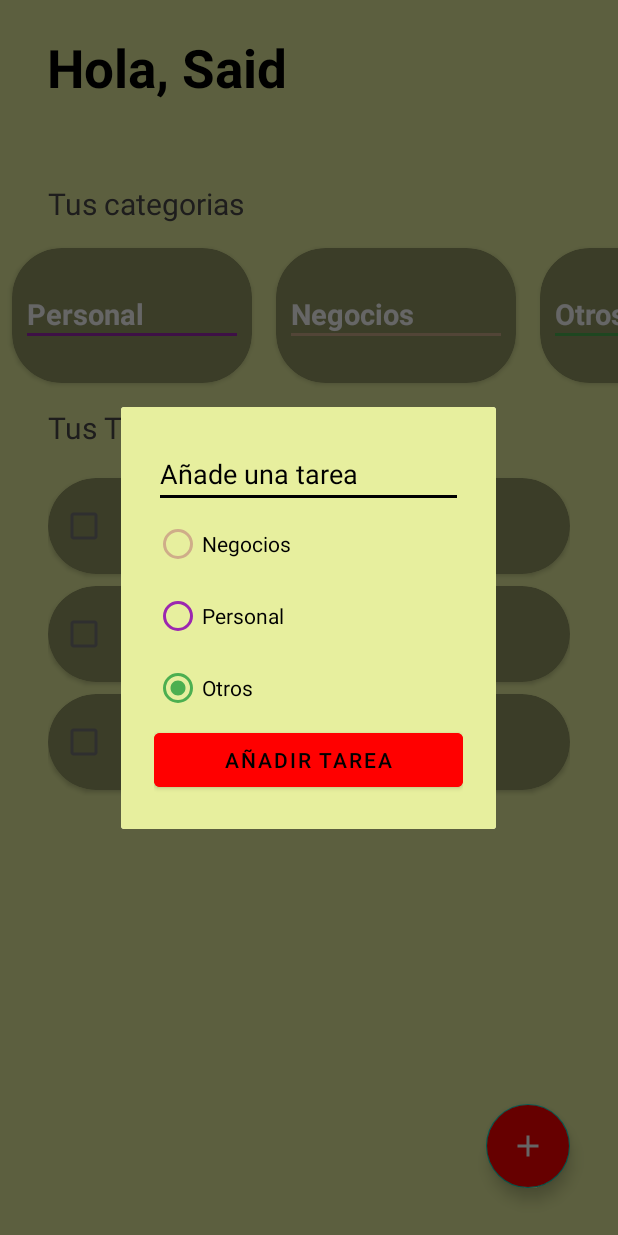
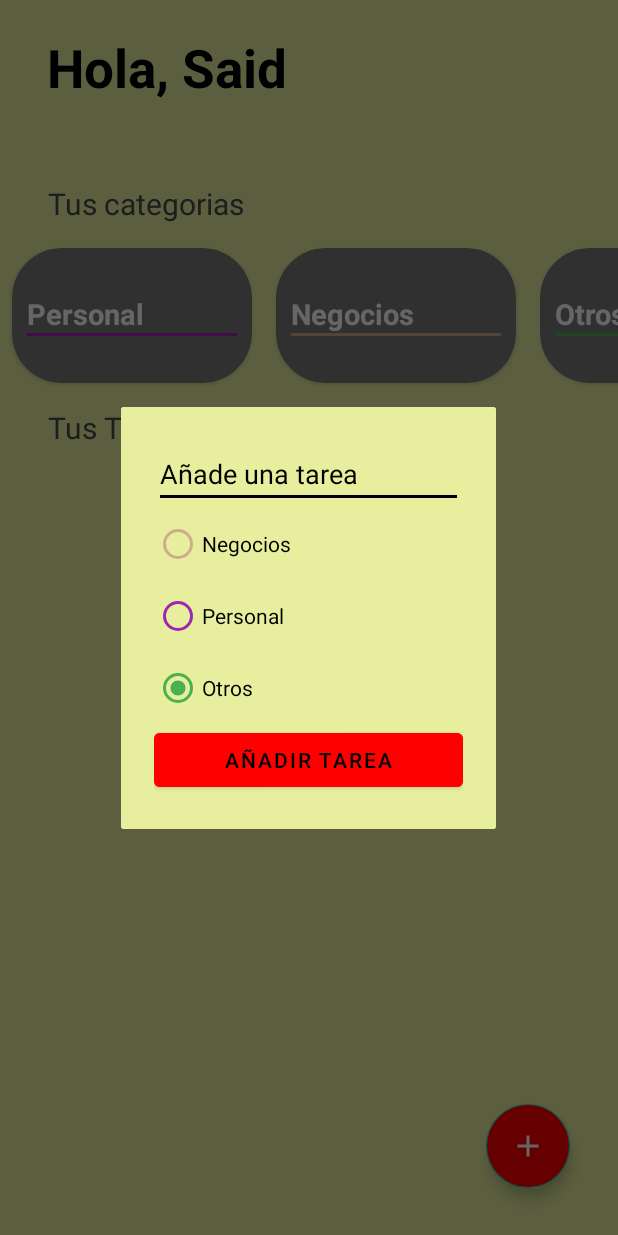
Before and after one commit to s4idl/learningBasicsKot, an Android app built with Jetpack Compose: the TodoActivity screen opened directly, with no data from a screen before it, after a tap on an icon or button, on a phone screen of 412 x 824 dp. Run offline under Robolectric (Android 15) with nearby library versions, the phone set to English and light mode, and no system bars; 3 other taps on this screen came first.

Commit message:
first part

```diff
--- a/app/src/main/java/com/s4id/learningbasics/todoapp/CategoriesAdapter.kt
+++ b/app/src/main/java/com/s4id/learningbasics/todoapp/CategoriesAdapter.kt
@@ -5,7 +5,7 @@ import android.view.ViewGroup
 import androidx.recyclerview.widget.RecyclerView
 import com.s4id.learningbasics.R
 
-class CategoriesAdapter(private val categories:List<TaskCategory>) : RecyclerView.Adapter<CategoriesViewHolder>() {
+class CategoriesAdapter(private val categories:List<TaskCategory>, private val onItemSelected:(Int) -> Unit) : RecyclerView.Adapter<CategoriesViewHolder>() {
     override fun onCreateViewHolder(parent: ViewGroup, viewType: Int): CategoriesViewHolder {
         val view = LayoutInflater.from(parent.context).inflate(R.layout.item_task_categorie, parent, false)
         return CategoriesViewHolder(view)
@@ -15,6 +15,6 @@ class CategoriesAdapter(private val categories:List<TaskCategory>) : RecyclerVie
 
 
     override fun onBindViewHolder(holder: CategoriesViewHolder, position: Int) {
-        holder.render(categories[position])
+        holder.render(categories[position], onItemSelected)
     }
 }
--- a/app/src/main/java/com/s4id/learningbasics/todoapp/CategoriesViewHolder.kt
+++ b/app/src/main/java/com/s4id/learningbasics/todoapp/CategoriesViewHolder.kt
@@ -2,6 +2,7 @@ package com.s4id.learningbasics.todoapp
 
 import android.view.View
 import android.widget.TextView
+import androidx.cardview.widget.CardView
 import androidx.core.content.ContextCompat
 import androidx.recyclerview.widget.RecyclerView
 import com.s4id.learningbasics.R
@@ -10,8 +11,19 @@ class CategoriesViewHolder(view: View) : RecyclerView.ViewHolder(view) {
 
     private val tvCategoryName: TextView = view.findViewById(R.id.tvCategorieName)
     private val divider: View = view.findViewById(R.id.divider)
+    private val viewContainer: CardView = view.findViewById((R.id.viewContainer))
 
-    fun render(taskCategory: TaskCategory){
+    fun render(taskCategory: TaskCategory, onItemSelected: (Int) -> Unit){
+
+        val color = if(taskCategory.isSelected){
+            R.color.todo_background_card
+        }else{
+            R.color.todo_background_disabled
+        }
+
+        viewContainer.setCardBackgroundColor(ContextCompat.getColor(viewContainer.context, color))
+
+        itemView.setOnClickListener{onItemSelected(layoutPosition)}
         when (taskCategory){
             TaskCategory.Bussines -> {
                 tvCategoryName.text = "Negocios"
--- a/app/src/main/java/com/s4id/learningbasics/todoapp/TaskCategory.kt
+++ b/app/src/main/java/com/s4id/learningbasics/todoapp/TaskCategory.kt
@@ -1,6 +1,6 @@
 package com.s4id.learningbasics.todoapp
 
-sealed class TaskCategory {
+sealed class TaskCategory(var isSelected:Boolean = true) {
     object Personal: TaskCategory()
     object Bussines: TaskCategory()
     object Other: TaskCategory()
--- a/app/src/main/java/com/s4id/learningbasics/todoapp/TasksAdapter.kt
+++ b/app/src/main/java/com/s4id/learningbasics/todoapp/TasksAdapter.kt
@@ -5,15 +5,16 @@ import android.view.ViewGroup
 import androidx.recyclerview.widget.RecyclerView
 import com.s4id.learningbasics.R
 
-class TasksAdapter(private val tasks:List<Task>) : RecyclerView.Adapter<TasksViewHolder>() {
+class TasksAdapter(var tasks:List<Task>, private val onTaskSelected:(Int)-> Unit) : RecyclerView.Adapter<TasksViewHolder>() {
     override fun onCreateViewHolder(parent: ViewGroup, viewType: Int): TasksViewHolder {
         val view = LayoutInflater.from(parent.context).inflate(R.layout.item_todo_task, parent, false)
         return TasksViewHolder(view)
     }
 
-    override fun getItemCount() = tasks.size
-
     override fun onBindViewHolder(holder: TasksViewHolder, position: Int) {
         holder.render(tasks[position])
+        holder.itemView.setOnClickListener { onTaskSelected(position) }
     }
+
+    override fun getItemCount() = tasks.size
 }
--- a/app/src/main/java/com/s4id/learningbasics/todoapp/TasksViewHolder.kt
+++ b/app/src/main/java/com/s4id/learningbasics/todoapp/TasksViewHolder.kt
@@ -1,9 +1,12 @@
 package com.s4id.learningbasics.todoapp
 
+import android.content.res.ColorStateList
+import android.graphics.Paint
 import android.view.View
 import android.widget.CheckBox
 import android.widget.Checkable
 import android.widget.TextView
+import androidx.core.content.ContextCompat
 import androidx.recyclerview.widget.RecyclerView
 import com.s4id.learningbasics.R
 
@@ -14,6 +17,22 @@ class TasksViewHolder (view: View) : RecyclerView.ViewHolder(view) {
     private val cbTask: CheckBox = view.findViewById(R.id.cbTask)
 
     fun render(task: Task){
+        if(task.isSelected){
+            tvTask.paintFlags = tvTask.paintFlags or Paint.STRIKE_THRU_TEXT_FLAG
+        }else{
+            tvTask.paintFlags = tvTask.paintFlags and Paint.STRIKE_THRU_TEXT_FLAG.inv()
+        }
+
         tvTask.text = task.name
+        cbTask.isChecked = task.isSelected
+
+        val color = when(task.category){
+            TaskCategory.Bussines ->  R.color.todo_business_category
+            TaskCategory.Other ->  R.color.todo_other_category
+            TaskCategory.Personal ->  R.color.todo_personal_category
+        }
+        cbTask.buttonTintList = ColorStateList.valueOf(
+            ContextCompat.getColor(cbTask.context, color)
+        )
     }
 }
--- a/app/src/main/java/com/s4id/learningbasics/todoapp/TodoActivity.kt
+++ b/app/src/main/java/com/s4id/learningbasics/todoapp/TodoActivity.kt
@@ -39,6 +39,7 @@ class TodoActivity : AppCompatActivity() {
     private lateinit var tasksAdapter: TasksAdapter
 
     private lateinit var fabAddTask: FloatingActionButton
+
 
     override fun onCreate(savedInstanceState: Bundle?) {
         super.onCreate(savedInstanceState)
@@ -82,23 +83,37 @@ class TodoActivity : AppCompatActivity() {
     }
 
     private fun initComponent() {
-        categoriesAdapter = CategoriesAdapter(categories)
+        rvCategories = findViewById(R.id.rvCategories)
         rvTasks = findViewById(R.id.rvTasks)
         fabAddTask = findViewById(R.id.fabAddTask)
     }
 
     private fun initUI() {
-        rvCategories = findViewById(R.id.rvCategories)
+        categoriesAdapter = CategoriesAdapter(categories){updateCategories(it)} // {position -> updateCategories(position)}
         rvCategories.layoutManager = LinearLayoutManager(this, LinearLayoutManager.HORIZONTAL, false)
         rvCategories.adapter = categoriesAdapter
 
-        tasksAdapter = TasksAdapter(tasks)
+        tasksAdapter = TasksAdapter(tasks) {onItemSelected(it)}
         rvTasks.layoutManager = LinearLayoutManager(this)
         rvTasks.adapter = tasksAdapter
 
     }
 
+    private fun onItemSelected(position:Int){
+        tasks[position].isSelected = !tasks[position].isSelected
+        updateTask()
+    }
+
+    private fun updateCategories(position: Int){
+        categories[position].isSelected = !categories[position].isSelected
+        categoriesAdapter.notifyItemChanged(position)
+        updateTask()
+    }
+
     private fun updateTask(){
+        val selectedCategories: List<TaskCategory> = categories.filter {it.isSelected}
+        val newTasks = tasks.filter{selectedCategories.contains(it.category)}
+        tasksAdapter.tasks = newTasks
         tasksAdapter.notifyDataSetChanged()
     }
 
--- a/app/src/main/res/layout/item_task_categorie.xml
+++ b/app/src/main/res/layout/item_task_categorie.xml
@@ -2,6 +2,7 @@
 <androidx.cardview.widget.CardView xmlns:android="http://schemas.android.com/apk/res/android"
     xmlns:app="http://schemas.android.com/apk/res-auto"
     xmlns:tools="http://schemas.android.com/tools"
+    android:id="@+id/viewContainer"
     android:layout_width="160dp"
     android:layout_height="90dp"
     android:layout_marginHorizontal="8dp"
```
